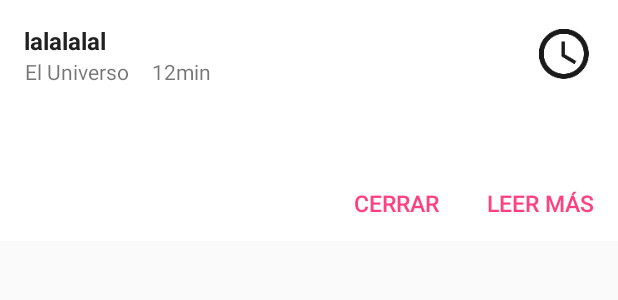
After one commit to DenkSchuldt/RSS-Reader-Multi-hilos, an Android app: the layout fragment_entry_no_image.xml on its own in the app's theme, with its tools: preview values and no code run, on a phone screen of 412 x 824 dp. The commit adds this screen. Shown: the top 300 px of the screen. Run offline under Robolectric (Android 15) with nearby library versions, the phone set to English and light mode, and no system bars.

Commit message:
Using DialogFragments for Entries again

```diff
--- a/app/src/main/AndroidManifest.xml
+++ b/app/src/main/AndroidManifest.xml
@@ -25,7 +25,7 @@
             android:label="@string/app_name" >
         </activity>
         <activity
-            android:name=".views.EntryActivity"
+            android:name=".views.EntryDialogFragment"
             android:screenOrientation="portrait"
             android:label="@string/app_name"
             android:parentActivityName=".views.MainActivity" >
--- /dev/null
+++ b/app/src/main/res/layout/fragment_entry_no_image.xml
@@ -0,0 +1,99 @@
+<?xml version="1.0" encoding="utf-8"?>
+<RelativeLayout
+    xmlns:android="http://schemas.android.com/apk/res/android"
+    android:layout_width="match_parent"
+    android:layout_height="match_parent">
+
+    <ScrollView
+        android:layout_width="match_parent"
+        android:layout_height="wrap_content">
+
+        <RelativeLayout
+            android:layout_width="match_parent"
+            android:layout_height="wrap_content"
+            android:background="@color/white">
+
+            <RelativeLayout
+                android:id="@+id/entry.detailed.header"
+                android:layout_toLeftOf="@+id/entry.detailed.schedule"
+                android:layout_width="match_parent"
+                android:layout_height="wrap_content"
+                android:layout_marginTop="@dimen/margin"
+                android:layout_marginRight="@dimen/margin"
+                android:layout_marginLeft="@dimen/margin">
+                <TextView
+                    android:id="@+id/entry.detailed.title"
+                    android:layout_width="match_parent"
+                    android:layout_height="wrap_content"
+                    android:textSize="@dimen/list.item.primary.text"
+                    android:text="lalalalal"
+                    android:textColor="@color/black"
+                    android:textStyle="bold"/>
+                <TextView
+                    android:id="@+id/entry.detailed.source.name"
+                    android:layout_below="@+id/entry.detailed.title"
+                    android:layout_width="wrap_content"
+                    android:layout_height="wrap_content"
+                    android:text="El Universo"
+                    android:gravity="center"/>
+                <TextView
+                    android:id="@+id/entry.detailed.time"
+                    android:layout_below="@+id/entry.detailed.title"
+                    android:layout_toRightOf="@+id/entry.detailed.source.name"
+                    android:layout_marginLeft="@dimen/margin"
+                    android:layout_marginRight="@dimen/margin"
+                    android:layout_width="match_parent"
+                    android:layout_height="wrap_content"
+                    android:text="12min"/>
+            </RelativeLayout>
+
+            <ImageView
+                android:id="@+id/entry.detailed.schedule"
+                android:layout_width="40dp"
+                android:layout_height="40dp"
+                android:background="@color/white"
+                android:src="@drawable/ic_schedule_black_48dp"
+                android:layout_alignParentRight="true"
+                android:layout_marginRight="@dimen/margin"
+                android:layout_marginTop="@dimen/margin"/>
+
+            <TextView
+                android:id="@+id/entry.detailed.description"
+                android:layout_below="@+id/entry.detailed.header"
+                android:layout_width="match_parent"
+                android:layout_height="wrap_content"
+                android:layout_margin="@dimen/margin"/>
+
+            <LinearLayout
+                android:layout_below="@+id/entry.detailed.description"
+                android:layout_width="match_parent"
+                android:layout_height="@dimen/dialog.area.buttons.height"
+                android:padding="@dimen/dialog.area.buttons.padding"
+                android:gravity="right">
+                <Button
+                    android:id="@+id/entry.detailed.close"
+                    android:layout_width="wrap_content"
+                    android:layout_height="@dimen/button.height"
+                    android:text="Cerrar"
+                    android:layout_marginRight="@dimen/button.padding"
+                    android:padding="8dp"
+                    android:gravity="center"
+                    android:background="@null"
+                    android:textSize="@dimen/text.button"
+                    android:textColor="@color/accent"/>
+                <Button
+                    android:id="@+id/entry.detailed.more"
+                    android:layout_width="wrap_content"
+                    android:layout_height="@dimen/button.height"
+                    android:text="Leer más"
+                    android:padding="@dimen/button.padding"
+                    android:gravity="center"
+                    android:background="@null"
+                    android:textSize="@dimen/text.button"
+                    android:textColor="@color/accent"/>
+            </LinearLayout>
+        </RelativeLayout>
+
+    </ScrollView>
+
+</RelativeLayout>
--- a/app/src/main/res/values/styles.xml
+++ b/app/src/main/res/values/styles.xml
@@ -10,7 +10,6 @@
 
     <style name="toolbar">
         <item name="android:background">@color/primary</item>
-        <item name="android:layout_marginTop">@dimen/statusbar.height</item>
         <item name="android:layout_width">match_parent</item>
         <item name="android:layout_height">@dimen/toolbar.height</item>
     </style>
```
Also changed, not shown: app/build.gradle (+7 -6 lines), app/src/main/java/com/sistemasoperativos/denny/rssreader/fragments/EntriesFragment.java (+3 -5 lines), app/src/main/java/com/sistemasoperativos/denny/rssreader/views/EntryDialogFragment.java (added, +261 -0 lines), app/src/main/java/com/sistemasoperativos/denny/rssreader/views/MainActivity.java (+9 -14 lines), app/src/main/java/com/sistemasoperativos/denny/rssreader/views/SettingsActivity.java (+2 -5 lines), app/src/main/res/layout/activity_main.xml (+37 -15 lines), app/src/main/res/layout/fragment_entry.xml (added, +103 -0 lines).
